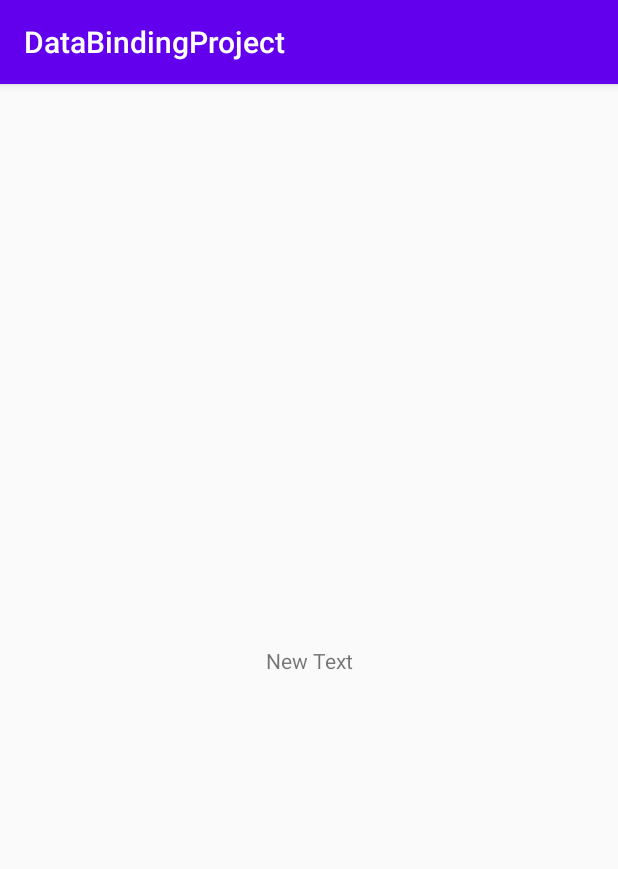
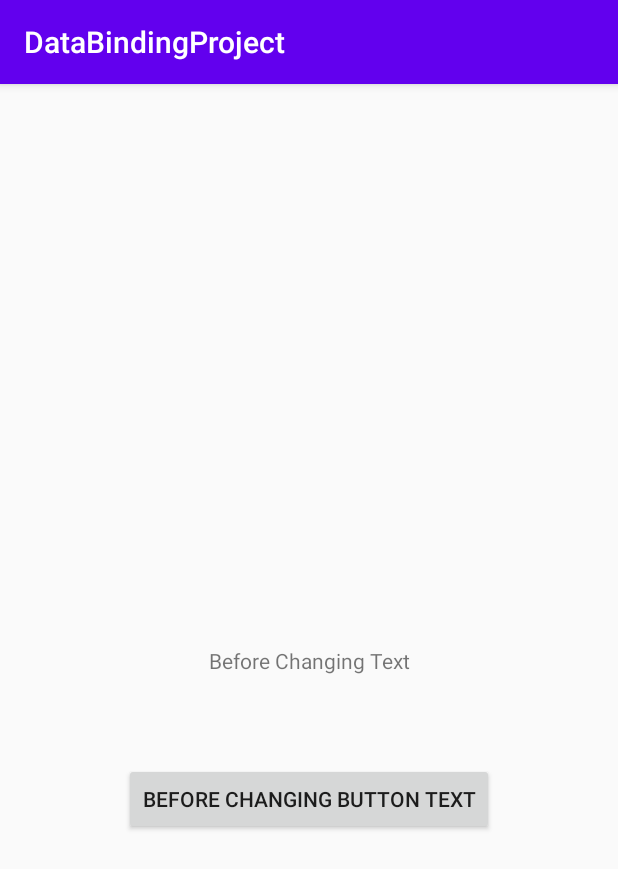
Before and after one commit to RafidKhan/DataBindinKotlin, an Android app: the MainActivity2 screen opened directly, with no data from a screen before it, on a phone screen of 412 x 824 dp. Shown: the top 869 px of the screen. Run offline under Robolectric (Android 15) with nearby library versions, the phone set to English and light mode, and no system bars; our stand-ins replace data binding.

Commit message:
DataBinding Kotlin Project Live Data

```diff
--- a/app/src/main/java/com/example/databindingproject/MainActivity2.kt
+++ b/app/src/main/java/com/example/databindingproject/MainActivity2.kt
@@ -3,12 +3,15 @@ package com.example.databindingproject
 import androidx.appcompat.app.AppCompatActivity
 import android.os.Bundle
 import androidx.databinding.DataBindingUtil
+import androidx.lifecycle.ViewModelProvider
 import com.example.databindingproject.databinding.ActivityMain2Binding
 import kotlinx.android.synthetic.main.activity_main2.*
 
 class MainActivity2 : AppCompatActivity() {
 
     lateinit var  binding: ActivityMain2Binding
+    lateinit var viewModel: MyViewModel
+
 
     override fun onCreate(savedInstanceState: Bundle?) {
         super.onCreate(savedInstanceState)
@@ -16,9 +19,13 @@ class MainActivity2 : AppCompatActivity() {
 
         binding = DataBindingUtil.setContentView(this, R.layout.activity_main2)
 
-        binding.textView2.text= "New Text"
+        //binding.textView2.text= "New Text"
 
+        viewModel = ViewModelProvider(this).get(MyViewModel::class.java)
+        binding.viewmodel = viewModel
 
-
+        binding.lifecycleOwner== this
+        viewModel.myText.value ="Before Changing Text"
+        viewModel.btnText.value ="Before Changing Button Text"
     }
 }
--- /dev/null
+++ b/app/src/main/java/com/example/databindingproject/MyViewModel.kt
@@ -0,0 +1,20 @@
+package com.example.databindingproject
+
+import android.view.View
+import androidx.lifecycle.MutableLiveData
+import androidx.lifecycle.ViewModel
+
+class MyViewModel: ViewModel(){
+
+    var myText = MutableLiveData<String>()
+
+    var btnText = MutableLiveData<String>()
+
+
+
+    fun btnClick(view: View)
+    {
+        myText.value ="Text Changed Number 2"
+        btnText.value ="Text Changed Number 2"
+    }
+}
--- a/app/src/main/res/layout/activity_main2.xml
+++ b/app/src/main/res/layout/activity_main2.xml
@@ -1,11 +1,18 @@
 <?xml version="1.0" encoding="utf-8"?>
 
-<layout>
+<layout xmlns:android="http://schemas.android.com/apk/res/android"
+    xmlns:app="http://schemas.android.com/apk/res-auto"
+    xmlns:tools="http://schemas.android.com/tools">
 
 
-<androidx.constraintlayout.widget.ConstraintLayout xmlns:android="http://schemas.android.com/apk/res/android"
-    xmlns:app="http://schemas.android.com/apk/res-auto"
-    xmlns:tools="http://schemas.android.com/tools"
+    <data>
+        <variable
+            name="viewmodel"
+            type="com.example.databindingproject.MyViewModel" />
+
+    </data>
+
+    <androidx.constraintlayout.widget.ConstraintLayout
         android:layout_width="match_parent"
         android:layout_height="match_parent"
         tools:context=".MainActivity2">
@@ -14,11 +21,24 @@
             android:id="@+id/textView2"
             android:layout_width="wrap_content"
             android:layout_height="wrap_content"
-        android:text="Activity 2"
+            android:text="@{viewmodel.myText}"
             app:layout_constraintBottom_toBottomOf="parent"
             app:layout_constraintLeft_toLeftOf="parent"
             app:layout_constraintRight_toRightOf="parent"
             app:layout_constraintTop_toTopOf="parent" />
 
+        <Button
+            android:id="@+id/button2"
+            android:layout_width="wrap_content"
+            android:layout_height="wrap_content"
+            android:text="@{viewmodel.btnText}"
+            android:onClick="@{viewmodel::btnClick}"
+            app:layout_constraintBottom_toBottomOf="parent"
+            app:layout_constraintEnd_toEndOf="parent"
+            app:layout_constraintHorizontal_bias="0.498"
+            app:layout_constraintStart_toStartOf="parent"
+            app:layout_constraintTop_toTopOf="parent"
+            app:layout_constraintVertical_bias="0.629" />
+
     </androidx.constraintlayout.widget.ConstraintLayout>
 </layout>
```
Lines whose indentation alone changed are shown as unchanged.
